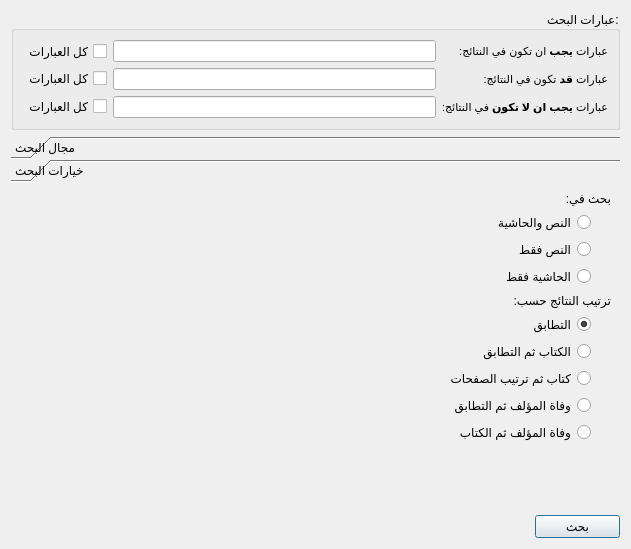
Before: the Qt Designer form src/shamelasearchwidget.ui in boussouira/albahhet, drawn with Qt 5.
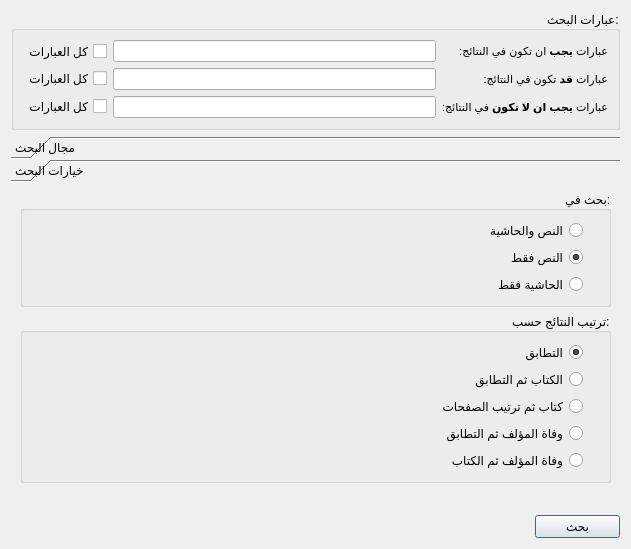
After: the same form once the commit is applied. The open tabs and pages were chosen to show the change. Icons and pictures are not drawn. Custom widgets are drawn as their Qt base class.

```diff
--- a/src/shamelasearchwidget.ui
+++ b/src/shamelasearchwidget.ui
@@ -266,27 +266,21 @@
       <attribute name="label">
        <string>خيارات البحث</string>
       </attribute>
-      <layout class="QVBoxLayout" name="verticalLayout_5">
+      <layout class="QVBoxLayout" name="verticalLayout_4">
        <item>
-        <widget class="QLabel" name="label_6">
-         <property name="text">
+        <widget class="QGroupBox" name="groupBox_2">
+         <property name="title">
           <string>بحث في:</string>
          </property>
-        </widget>
-       </item>
-       <item>
-        <layout class="QVBoxLayout" name="verticalLayout">
+         <layout class="QVBoxLayout" name="verticalLayout_5">
          <property name="rightMargin">
-          <number>20</number>
+           <number>25</number>
          </property>
          <item>
           <widget class="QRadioButton" name="radioSearchBoth">
            <property name="text">
             <string>النص والحاشية</string>
            </property>
-           <property name="checked">
-            <bool>false</bool>
-           </property>
           </widget>
          </item>
          <item>
@@ -307,24 +301,16 @@
           </widget>
          </item>
         </layout>
+        </widget>
        </item>
        <item>
-        <widget class="QLabel" name="label_5">
-         <property name="sizePolicy">
-          <sizepolicy hsizetype="Preferred" vsizetype="Maximum">
-           <horstretch>0</horstretch>
-           <verstretch>0</verstretch>
-          </sizepolicy>
-         </property>
-         <property name="text">
+        <widget class="QGroupBox" name="groupBox_3">
+         <property name="title">
           <string>ترتيب النتائج حسب:</string>
          </property>
-        </widget>
-       </item>
-       <item>
-        <layout class="QVBoxLayout" name="verticalLayout_4">
+         <layout class="QVBoxLayout" name="verticalLayout">
          <property name="rightMargin">
-          <number>20</number>
+           <number>25</number>
          </property>
          <item>
           <widget class="QRadioButton" name="radioSortRelvance">
@@ -371,6 +357,7 @@
           </widget>
          </item>
         </layout>
+        </widget>
        </item>
        <item>
         <spacer name="verticalSpacer">
```
Lines whose indentation alone changed are shown as unchanged.
